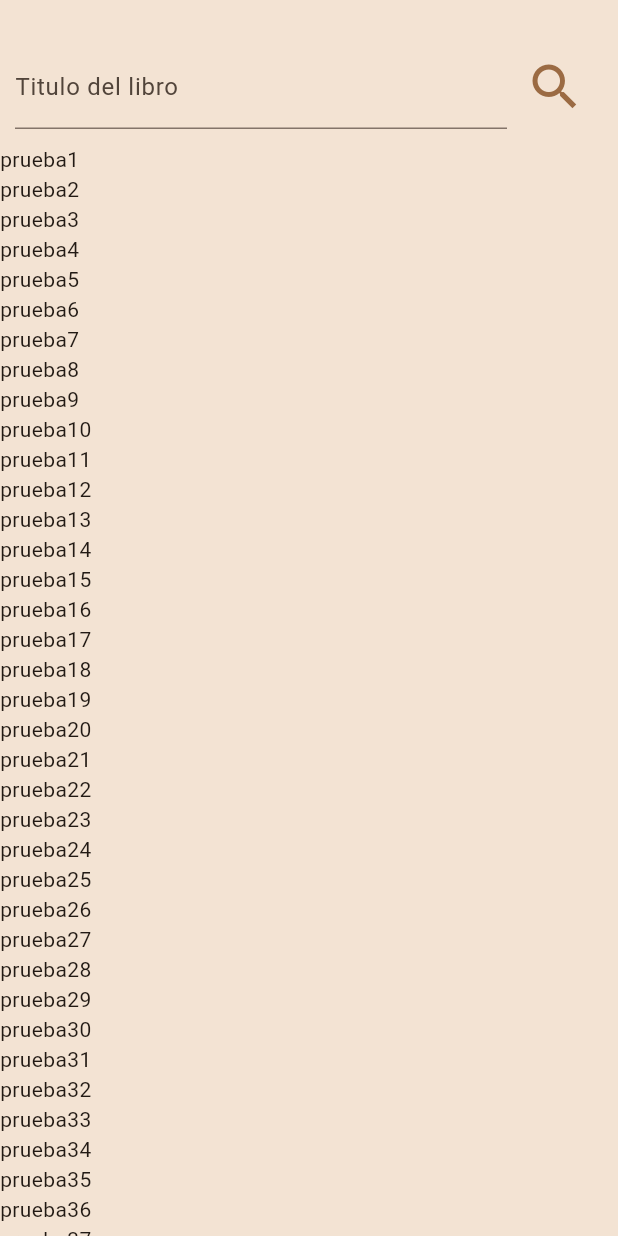
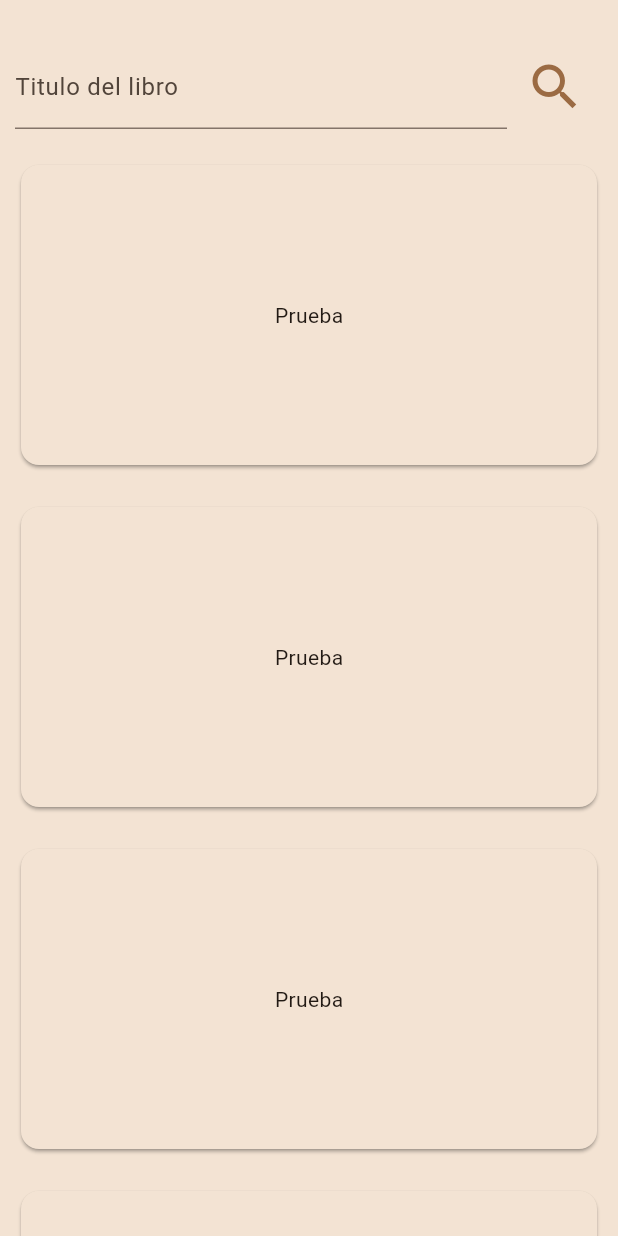
Before and after one commit to JulenR14/ProyectoMisLibros, a Flutter app: the BuscarLibros screen opened directly, on a phone screen of 412 x 824 dp. Run offline on Flutter 3.47's test engine with Material 3 defaults, Android fonts, the phone set to English and light mode, and no system bars; our stand-ins replace flutter_rating_bar, flutter_svg, logger; Roboto replaces fonts that are missing (KaiseiDecol).

Commit message:
He cambiado la lista de texto por cards

```diff
--- a/mis_libros/lib/screens/views/buscar_libros.dart
+++ b/mis_libros/lib/screens/views/buscar_libros.dart
@@ -147,10 +147,21 @@ class _BuscarLibros extends State<BuscarLibros> {
           child: ListView.builder(
               itemCount: listaBusqueda.length,
               itemBuilder: (BuildContext context, int index) {
-                return Text(listaBusqueda[index]);
+                return _crearListaCards(index);
               }),
         ),
       ]),
+    );
+  }
+
+  Widget _crearListaCards(int i) {
+    return const Padding(
+      padding: EdgeInsets.all(10),
+      child: Card(
+        shadowColor: MisColores.nero,
+        color: MisColores.marronOscuro1,
+        child: SizedBox(height: 200, child: Center(child: Text("Prueba"))),
+      ),
     );
   }
 
```
